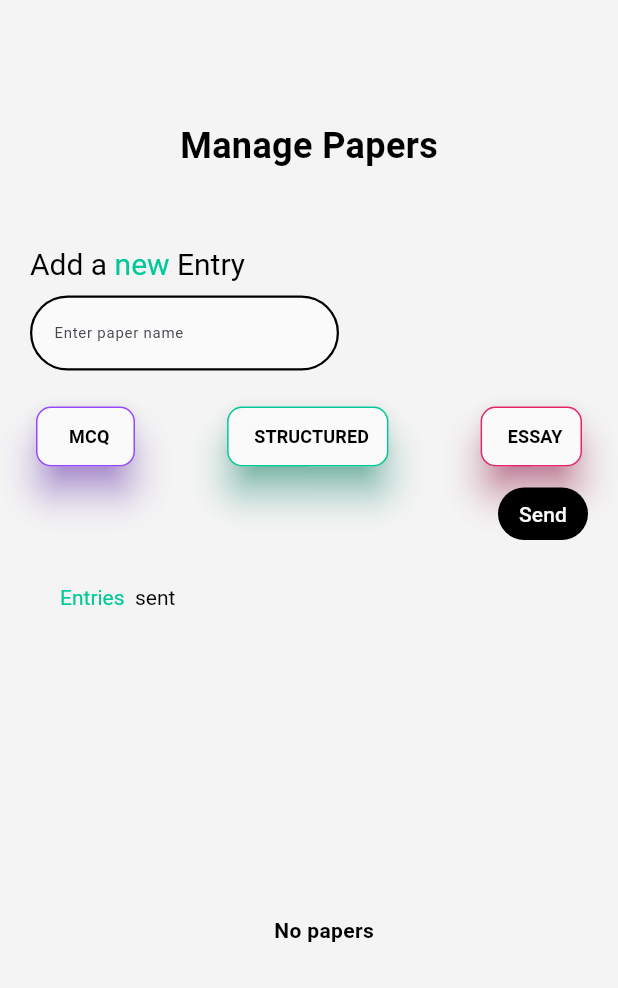
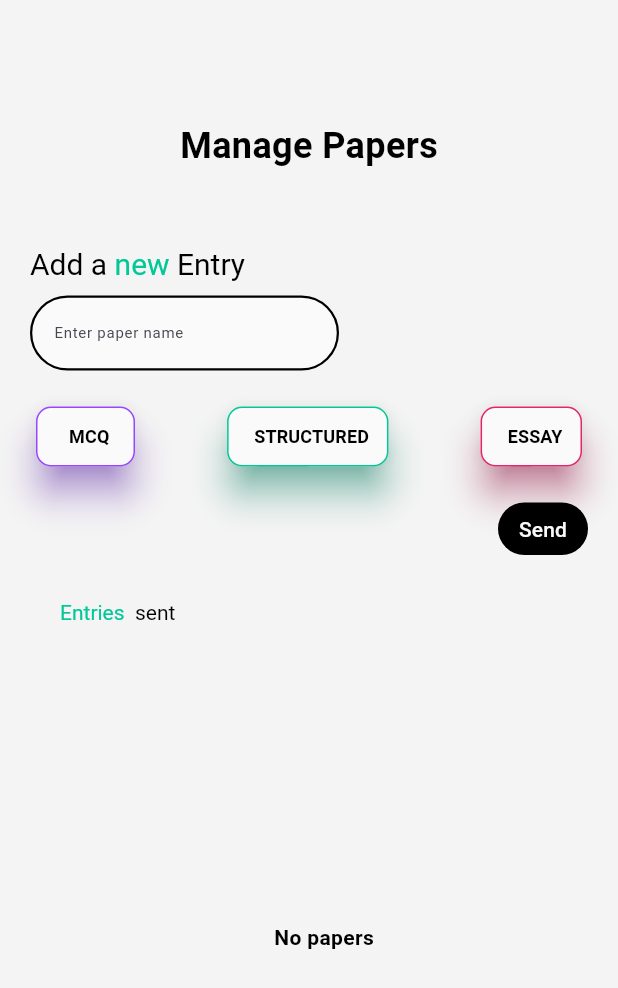
Before and after one commit to jali-k/flutter-st-admin-instructor, a Flutter app: the EntryScreen screen opened directly, on a phone screen of 412 x 824 dp. Shown: the top 988 px of the screen. Run offline on Flutter 3.47's test engine with Material 3 defaults, Android fonts, the phone set to English and light mode, and no system bars; our stand-ins replace cloud_firestore, firebase_core, gap, google_fonts; missing offline and left inert: flutter_email_sender; accounts and stored records are empty.

Commit message:
Edit entry screen layout

```diff
--- a/lib/screens/entry_screen/entry_screen.dart
+++ b/lib/screens/entry_screen/entry_screen.dart
@@ -348,7 +348,7 @@ class _EntryScreenState extends State<EntryScreen> {
                 ),
               ],
             ),
-            const Gap(10),
+            const Gap(20),
             Row(
               mainAxisAlignment: MainAxisAlignment.end,
               children: [
@@ -357,7 +357,7 @@ class _EntryScreenState extends State<EntryScreen> {
                   width: 60,
                   decoration: BoxDecoration(
                       color: AppColors.black,
-                      borderRadius: BorderRadius.circular(25)),
+                      borderRadius: BorderRadius.circular(29)),
                   child: TextButton(
                     onPressed: () {
                       FocusScope.of(context).requestFocus(FocusNode());
@@ -432,6 +432,7 @@ class _EntryScreenState extends State<EntryScreen> {
                                               fontWeight: FontWeight.bold,
                                               color: AppColors.black),
                                         ),
+                                        Gap(5),
                                         Row(
                                           children: [
                                             Visibility(
```
